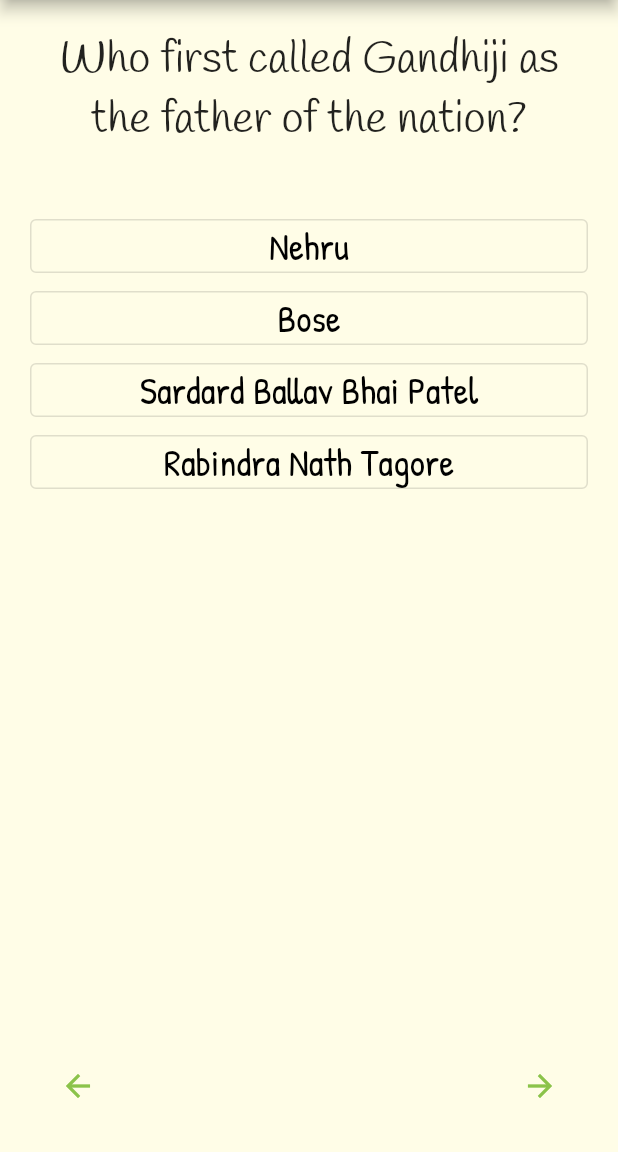
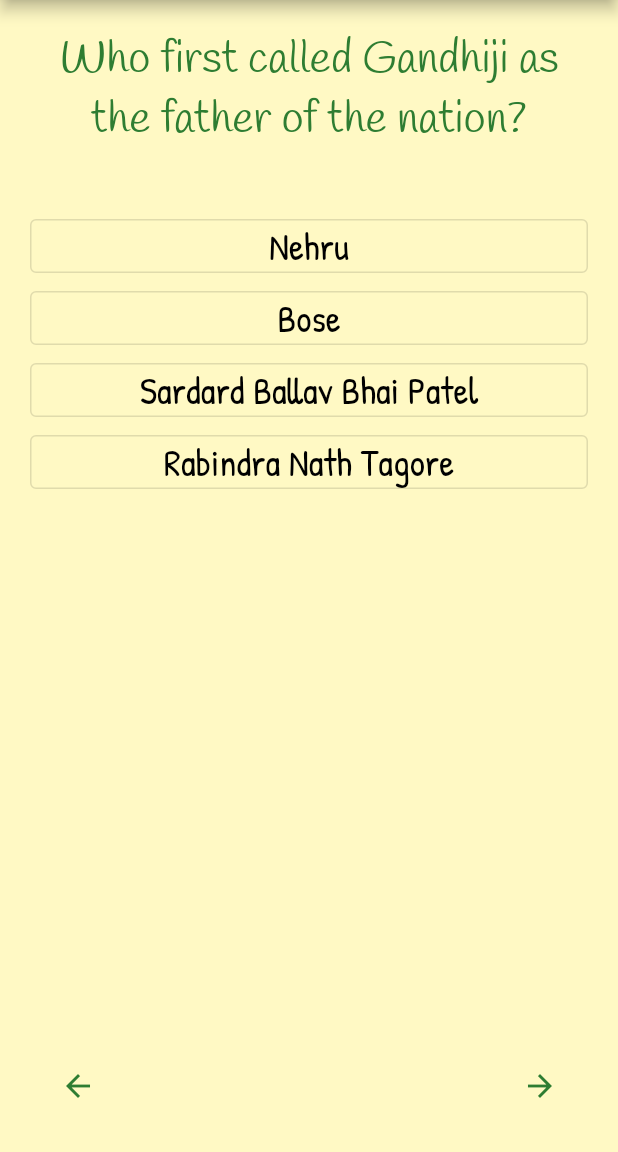
Before and after one commit to vivekduttamishra/202204-brillio-flutter, a Flutter app: the screen it shows after launch, on a phone screen of 412 x 824 dp, the part 84-1236 px from its top. Run offline on Flutter 3.47's test engine with Material 2 defaults, Android fonts, the phone set to English and light mode, and no system bars.

Commit message:
day#4 update#1

```diff
--- a/quiz/quiz/lib/app.dart
+++ b/quiz/quiz/lib/app.dart
@@ -5,6 +5,7 @@
 import 'package:flutter/material.dart';
 import 'screens/question-screen.dart';
 import 'screens/welcome-screen.dart';
+import 'styles.dart';
 
 class App extends StatelessWidget {
   const App({Key? key}) : super(key: key);
@@ -15,11 +16,10 @@ class App extends StatelessWidget {
     return  MaterialApp(
       title: 'Quizzy',
       home: QuestionScreen(),
-      theme: ThemeData(
-        primarySwatch: Colors.lightGreen,
-        canvasColor: Colors.yellow.shade50,
-
-      ) ,
+      theme:ThemeData(
+        primarySwatch: headerColor
+      ),
+      debugShowCheckedModeBanner: false,
     );
   }
 
--- a/quiz/quiz/lib/screens/question-screen.dart
+++ b/quiz/quiz/lib/screens/question-screen.dart
@@ -1,6 +1,7 @@
 // ignore_for_file: prefer_const_constructors, prefer_const_constructors_in_immutables, prefer_const_literals_to_create_immutables
 
 import 'package:flutter/material.dart';
+import '../styles.dart';
 
 class QuestionScreen extends StatelessWidget {
   QuestionScreen({Key? key}) : super(key: key);
@@ -12,16 +13,14 @@ class QuestionScreen extends StatelessWidget {
         title: Text('Quizzy Question #1'),
       ),
       body: Container(
+        color: bodyColor,
         padding: EdgeInsets.all(20),
         child: Column(
           crossAxisAlignment: CrossAxisAlignment.stretch,
           children: [
             Text(
               'Who first called Gandhiji as the father of the nation?',
-              style: TextStyle(
-                fontFamily: 'Handlee',
-                fontSize: 30,
-              ),
+              style: h1,
               textAlign: TextAlign.center,
             ),
             SizedBox(
@@ -33,11 +32,7 @@ class QuestionScreen extends StatelessWidget {
               },
               child: Text(
                 "Nehru",
-                style: TextStyle(
-                  fontFamily: 'PatricHand',
-                  fontSize: 25,
-                  color: Colors.black,
-                ),
+                style: h2,
               ),
             ),
             OutlinedButton(
@@ -46,11 +41,7 @@ class QuestionScreen extends StatelessWidget {
               },
               child: Text(
                 "Bose",
-                style: TextStyle(
-                  fontFamily: 'PatricHand',
-                  fontSize: 25,
-                  color: Colors.black,
-                ),
+                style: h2,
               ),
             ),
             OutlinedButton(
@@ -59,11 +50,7 @@ class QuestionScreen extends StatelessWidget {
               },
               child: Text(
                 "Sardard Ballav Bhai Patel",
-                style: TextStyle(
-                  fontFamily: 'PatricHand',
-                  fontSize: 25,
-                  color: Colors.black,
-                ),
+                style: h2,
               ),
             ),
             OutlinedButton(
@@ -86,11 +73,15 @@ class QuestionScreen extends StatelessWidget {
                 TextButton(
                   onPressed: (){print('previous');},
 
-                  child: Icon(Icons.arrow_back),
+                  child: Icon(Icons.arrow_back,
+                    color: bodyTextColorAlt,
+                    ),
                 ),
                 TextButton(
                   onPressed: (){print('next');},
-                  child: Icon(Icons.arrow_forward),
+                  child: Icon(Icons.arrow_forward,
+                  color: bodyTextColorAlt,
+                  ),
                 ),
               ],
             ),
--- /dev/null
+++ b/quiz/quiz/lib/styles.dart
@@ -0,0 +1,29 @@
+// ignore_for_file: prefer_const_declarations, prefer_const_constructors
+
+import 'package:flutter/material.dart';
+
+final bodyTextColor = Colors.black;
+final bodyTextColorAlt= Colors.green.shade800;
+final headerColor = Colors.lightGreen;
+final headerTextColor = Colors.white;
+final bodyColor=Colors.yellow.shade100;
+
+
+final h1 = TextStyle(
+  fontFamily: 'Handlee',
+  color:bodyTextColorAlt,
+  fontSize: 30,
+);
+
+final h2 = TextStyle(
+  fontFamily: 'PatricHand',
+  fontSize: 25,
+  color: bodyTextColor,
+);
+
+final appTitleTextStyle = TextStyle(
+  color: headerColor,
+  fontSize: 60,
+  fontFamily: 'PatricHand',
+  fontWeight: FontWeight.w700,
+);
```
Also changed, not shown: quiz/quiz/lib/screens/welcome-screen.dart (+11 -13 lines).
